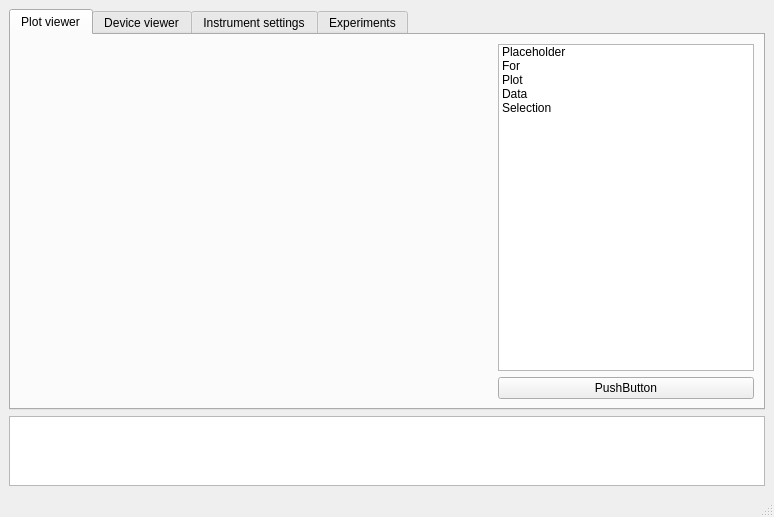
Old version of the form UI/mainwindow.ui in the repository bgoblyos/pymeas-ng.
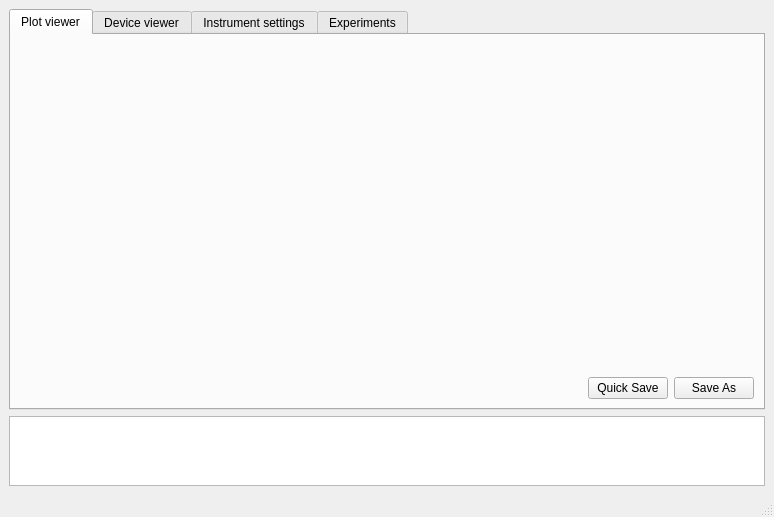
New version of the form. The open tabs and pages were chosen to show the change. Custom widgets are drawn as their Qt base class.

Commit message: Remove extra plot options and add save buttons instead

```diff
--- a/UI/mainwindow.ui
+++ b/UI/mainwindow.ui
@@ -29,7 +29,7 @@
        </attribute>
        <layout class="QHBoxLayout" name="horizontalLayout_9">
         <item>
-         <layout class="QHBoxLayout" name="horizontalLayout_2">
+         <layout class="QVBoxLayout" name="verticalLayout_11">
           <item>
            <widget class="PlotWidget" name="graphWidget" native="true">
             <property name="sizePolicy">
@@ -41,58 +41,37 @@
            </widget>
           </item>
           <item>
-           <layout class="QVBoxLayout" name="verticalLayout_11">
+           <layout class="QHBoxLayout" name="horizontalLayout_2">
             <item>
-             <widget class="QListWidget" name="plotDataList">
-              <property name="sizePolicy">
-               <sizepolicy hsizetype="Preferred" vsizetype="Expanding">
-                <horstretch>1</horstretch>
-                <verstretch>0</verstretch>
-               </sizepolicy>
+             <spacer name="horizontalSpacer">
+              <property name="orientation">
+               <enum>Qt::Horizontal</enum>
               </property>
-              <property name="minimumSize">
+              <property name="sizeHint" stdset="0">
                <size>
-                <width>0</width>
-                <height>0</height>
+                <width>40</width>
+                <height>20</height>
                </size>
               </property>
-              <item>
-               <property name="text">
-                <string>Placeholder</string>
-               </property>
-              </item>
-              <item>
-               <property name="text">
-                <string>For</string>
-               </property>
-              </item>
-              <item>
-               <property name="text">
-                <string>Plot</string>
-               </property>
-              </item>
-              <item>
-               <property name="text">
-                <string>Data</string>
-               </property>
-              </item>
-              <item>
-               <property name="text">
-                <string>Selection</string>
-               </property>
-              </item>
+             </spacer>
+            </item>
+            <item>
+             <widget class="QPushButton" name="quickSaveButton">
+              <property name="toolTip">
+               <string>&lt;html&gt;&lt;head/&gt;&lt;body&gt;&lt;p&gt;Save data to current directory.&lt;/p&gt;&lt;p&gt;The filename is the current timestamp.&lt;/p&gt;&lt;/body&gt;&lt;/html&gt;</string>
+              </property>
+              <property name="text">
+               <string>Quick Save</string>
+              </property>
              </widget>
             </item>
             <item>
-             <widget class="QPushButton" name="plotRefresh">
-              <property name="sizePolicy">
-               <sizepolicy hsizetype="Preferred" vsizetype="Preferred">
-                <horstretch>1</horstretch>
-                <verstretch>0</verstretch>
-               </sizepolicy>
+             <widget class="QPushButton" name="saveAsButton">
+              <property name="toolTip">
+               <string>&lt;html&gt;&lt;head/&gt;&lt;body&gt;&lt;p&gt;Open save dialog&lt;/p&gt;&lt;/body&gt;&lt;/html&gt;</string>
               </property>
               <property name="text">
-               <string>PushButton</string>
+               <string>Save As</string>
               </property>
              </widget>
             </item>
```
Left out of the diff: 8 changed lines with no effect on the pictures. The commit also changes 1 other file.
